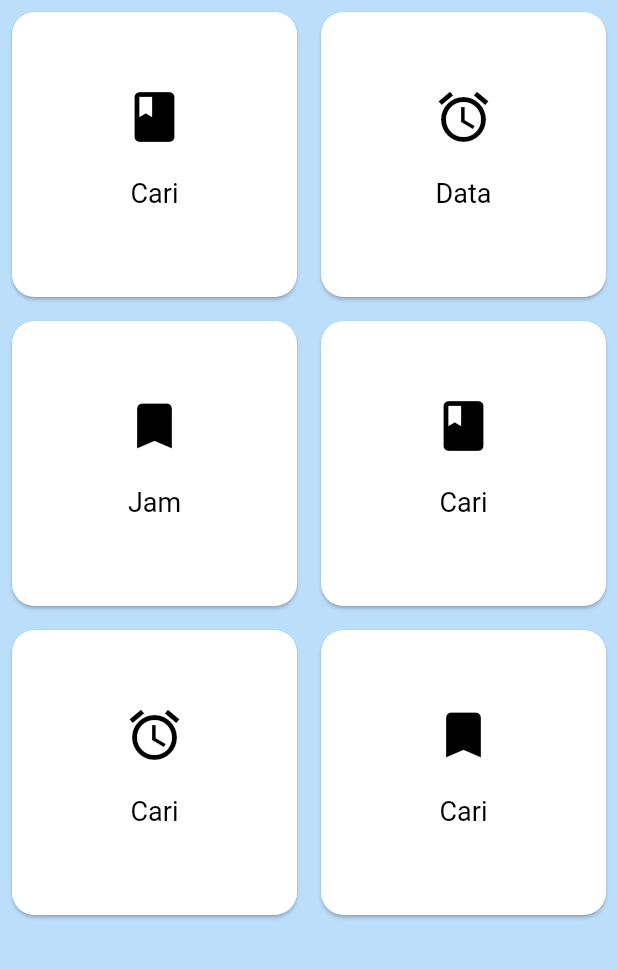
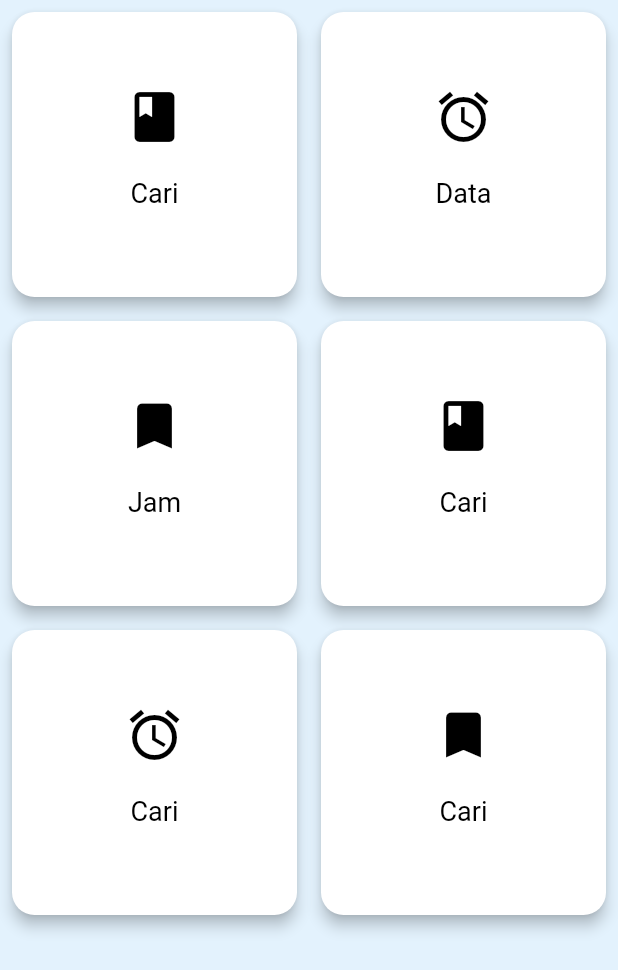
Before and after one commit to ricoerlan/Tes_Simetris, a Flutter app: the Dashboard screen opened directly, on a phone screen of 412 x 824 dp. Shown: the top 970 px of the screen. Run offline on Flutter 3.47's test engine with Material 2 defaults, Android fonts, the light colour scheme and no system bars; our stand-ins replace firebase_messaging, shared_preferences; accounts and stored records are empty.

Commit message:
alamat web done

```diff
--- a/lib/dashboard.dart
+++ b/lib/dashboard.dart
@@ -21,7 +21,7 @@ class _DashboardState extends State<Dashboard> {
   @override
   Widget build(BuildContext context) {
     return Scaffold(
-      backgroundColor: Colors.blue[100],
+      backgroundColor: Colors.blue[50],
       body: Container(
         padding : EdgeInsets.symmetric(vertical : 0.0, horizontal : 0.0),
         child: GridView.count(
@@ -43,7 +43,7 @@ class _DashboardState extends State<Dashboard> {
 
   Card makeDashboardItem(String title, IconData icon){
   return Card(
-    elevation: 1.0,
+    elevation: 4.0,
     color: Colors.white,
     shape: RoundedRectangleBorder(
       borderRadius : BorderRadius.circular(15.0)
--- a/lib/main.dart
+++ b/lib/main.dart
@@ -69,7 +69,7 @@ class _LoginState extends State<Login> {
     }
   }
 
-  savePref(int value, String email, String nama, String id) async {
+  savePref(int value, String email, String nama, String id, ) async {
     SharedPreferences preferences = await SharedPreferences.getInstance();
     setState(() {
       preferences.setInt("value", value);
```
Also changed, not shown: lib/pesan_page.dart (+21 -93 lines).
